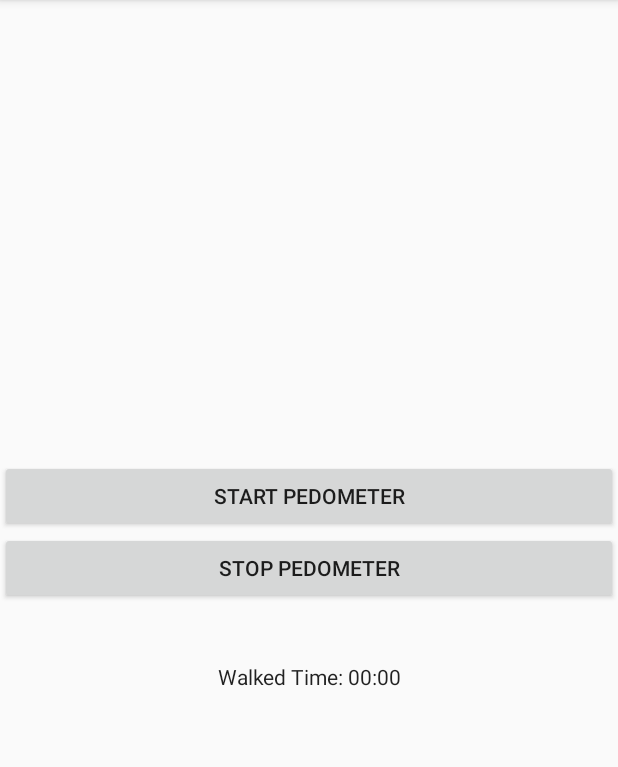
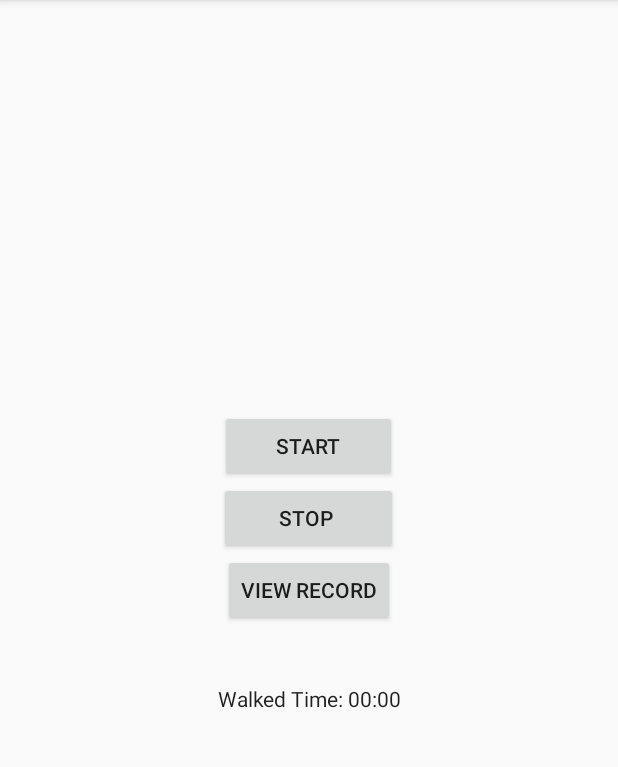
Before and after one commit to tranleminh/StepCounter, an Android app: the screen it shows after launch (MainActivity), on a phone screen of 412 x 824 dp, the part 84-851 px from its top. Run offline under Robolectric (Android 15) with nearby library versions, the phone set to English and light mode, and no system bars.

Commit message:
Update Database. Now can properly insert data

```diff
--- /dev/null
+++ b/app/src/main/java/com/database/DatabaseHelper.java
@@ -0,0 +1,105 @@
+package com.database;
+
+import android.content.ContentValues;
+import android.content.Context;
+import android.database.Cursor;
+import android.database.sqlite.SQLiteDatabase;
+import android.database.sqlite.SQLiteOpenHelper;
+
+
+
+public class DatabaseHelper extends SQLiteOpenHelper {
+
+    public static final int DATABASE_VERSION = 1;
+    public static final String DATABASE_NAME = "record.db";
+    /*public static final String TABLE_NAME = "record";
+    public static final String COL1 = "ID";
+    public static final String COL2 = "Date";
+    public static final String COL3 = "StartTime";
+    public static final String COL4 = "EndTime";
+    public static final String COL5 = "Steps";
+    public static final String COL6 = "Distance";
+    public static final String COL7 = "Duration";
+    public static final String COL8 = "AvgSpeed";*/
+
+    private static final String SQL_CREATE_ENTRIES =
+            "CREATE TABLE " + RecordTab.Record.TABLE_NAME + " (" +
+                    RecordTab.Record._ID + " INTEGER PRIMARY KEY," +
+                    RecordTab.Record.COL2 + " TEXT," +
+                    RecordTab.Record.COL3 + " TEXT," +
+                    RecordTab.Record.COL4 + " TEXT," +
+                    RecordTab.Record.COL5 + " TEXT," +
+                    RecordTab.Record.COL6 + " TEXT," +
+                    RecordTab.Record.COL7 + " TEXT," +
+                    RecordTab.Record.COL8 + " TEXT);";
+
+    private static final String SQL_DELETE_ENTRIES =
+            "DROP TABLE IF EXISTS " + RecordTab.Record.TABLE_NAME;
+
+    public DatabaseHelper(Context context) {
+        super(context, DATABASE_NAME, null, DATABASE_VERSION);
+    }
+
+    /*public Cursor showData() {
+        //DatabaseHelper recordDB = new DatabaseHelper(this);
+        SQLiteDatabase db = db.getWritableDatabase();
+        Cursor data = db.rawQuery("SELECT * FROM " + RecordTab.Record.TABLE_NAME, null);
+        return data;
+    }*/
+
+    @Override
+    public void onCreate(SQLiteDatabase db) {
+        /*String createTable = "CREATE TABLE " + TABLE_NAME + " (ID INTEGER PRIMARY KEY AUTOINCREMENT, " +
+                " Date TEXT)";//, StartTime TEXT, EndTime TEXT, Steps TEXT, Distance TEXT, Duration TEXT, AvgSpeed TEXT)";
+        db.execSQL(createTable);*/
+        db.execSQL(SQL_CREATE_ENTRIES);
+    }
+
+    @Override
+    public void onUpgrade(SQLiteDatabase db, int oldVersion, int newVersion) {
+        db.execSQL(SQL_DELETE_ENTRIES);
+        onCreate(db);
+    }
+
+    public void onDowngrade(SQLiteDatabase db, int oldVersion, int newVersion) {
+        onUpgrade(db, oldVersion, newVersion);
+    }
+
+    /*public boolean addData(String date) {
+        SQLiteDatabase db = this.getReadableDatabase();
+        ContentValues cv = new ContentValues();
+        cv.put(COL2, date);
+
+        long result = db.insert(TABLE_NAME, null, cv);
+        //db.close();
+
+        if (result == -1) {
+            return false;
+        }
+        else {
+            return true;
+        }
+    }*/
+
+    public boolean addData(String date, String starttime, String endtime, String steps, String distance, String duration, String avgspeed) {
+        SQLiteDatabase db = this.getWritableDatabase();
+        ContentValues contentValues = new ContentValues();
+        contentValues.put(RecordTab.Record.COL2, date);
+        contentValues.put(RecordTab.Record.COL3, starttime);
+        contentValues.put(RecordTab.Record.COL4, endtime);
+        contentValues.put(RecordTab.Record.COL5, steps);
+        contentValues.put(RecordTab.Record.COL6, distance);
+        contentValues.put(RecordTab.Record.COL7, duration);
+        contentValues.put(RecordTab.Record.COL8, avgspeed);
+
+        long result = db.insert(RecordTab.Record.TABLE_NAME, null, contentValues);
+        //db.close();
+
+        if (result == -1) {
+            return false;
+        }
+        else {
+            return true;
+        }
+    }
+}
--- a/app/src/main/java/com/functionality/stepcounter/MainActivity.java
+++ b/app/src/main/java/com/functionality/stepcounter/MainActivity.java
@@ -1,5 +1,9 @@
 package com.functionality.stepcounter;
 
+import android.app.AlertDialog;
+import android.content.ContentValues;
+import android.database.Cursor;
+import android.database.sqlite.SQLiteDatabase;
 import android.hardware.Sensor;
 import android.hardware.SensorEvent;
 import android.hardware.SensorEventListener;
@@ -13,9 +17,18 @@ import android.widget.TextView;
 import android.widget.Toast;
 
 import androidx.appcompat.app.AppCompatActivity;
+
+import com.database.DatabaseHelper;
+import com.database.RecordTab;
 import com.functionality.stepdetector.*;
 
 import org.w3c.dom.Text;
+
+import java.text.SimpleDateFormat;
+import java.util.Calendar;
+import java.util.Date;
+
+import static com.database.RecordTab.Record.TABLE_NAME;
 
 
 public class MainActivity extends AppCompatActivity implements SensorEventListener, com.listener.StepListener {
@@ -25,26 +38,102 @@ public class MainActivity extends AppCompatActivity implements SensorEventListen
     private Sensor accel;
     private static final String TEXT_NUM_STEPS = "Number of Steps: ";
     private int numSteps = 0;
+    private int currentTick = 0;
     private double dist = 0;
     private long time = 0;
     private TextView TvSteps;
     private TextView Status;
     private TextView Distance;
+    private TextView Log;
     //private TextView Timing;
     private Button BtnStart;
     private Button BtnStop;
     private Chronometer Timing;
+    private Chronometer CLK;
     private long pauseOffset = 0;
     private boolean running = false;
     private TextView Speed;
     private int speed = 0;
+    private Date start;
+    private Date end;
+    private boolean dateLock = true;
+    private boolean dbLock = true;
+    private Button BtnViewData;
 
+    DatabaseHelper recordDB;// = new DatabaseHelper(this);
+
+    //recordDB = new DatabaseHelper(this);
+
+    /*public boolean addData(String date, String starttime, String endtime, String steps, String distance, String duration, String avgspeed) {
+        DatabaseHelper recordDB = new DatabaseHelper(this);
+        SQLiteDatabase db = recordDB.getWritableDatabase();
+        ContentValues contentValues = new ContentValues();
+        contentValues.put(RecordTab.Record.COL2, date);
+        contentValues.put(RecordTab.Record.COL3, starttime);
+        contentValues.put(RecordTab.Record.COL4, endtime);
+        contentValues.put(RecordTab.Record.COL5, steps);
+        contentValues.put(RecordTab.Record.COL6, distance);
+        contentValues.put(RecordTab.Record.COL7, duration);
+        contentValues.put(RecordTab.Record.COL8, avgspeed);
+
+        long result = db.insert(TABLE_NAME, null, contentValues);
+        //db.close();
+
+        if (result == -1) {
+            return false;
+        } else {
+            return true;
+        }
+    }*/
+
+    /*public Cursor showData() {
+        DatabaseHelper recordDB = new DatabaseHelper(this);
+        SQLiteDatabase db = recordDB.getWritableDatabase();
+        Cursor data = db.rawQuery("SELECT * FROM " + TABLE_NAME, null);
+        return data;
+    }
+
+    public void viewData() {
+        BtnViewData.setOnClickListener(new View.OnClickListener() {
+            @Override
+            public void onClick(View view) {
+                Cursor data = record.showData();
+
+                if (data.getCount() == 0) {
+                    display("Error", "No Data Found!");
+                    return;
+                }
+                StringBuffer buffer = new StringBuffer();
+                while(data.moveToNext()) {
+                    buffer.append("Date: " + data.getString(1) + "\n");
+                    buffer.append("Start: " + data.getString(2) + "\n");
+                    buffer.append("End: " + data.getString(3) + "\n");
+                    buffer.append("Steps: " + data.getString(4) + "\n");
+                    buffer.append("Distance: " + data.getString(5) + "\n");
+                    buffer.append("Duration: " + data.getString(6) + "\n");
+                    buffer.append("AvgSpeed: " + data.getString(7) + "\n");
+                    buffer.append("--------------------------------------\n");
+
+                    display("All Stored Data:", buffer.toString());
+                }
+            }
+        });
+    }
+
+    public void display(String title, String message) {
+        AlertDialog.Builder builder = new AlertDialog.Builder(this);
+        builder.setCancelable(true);
+        builder.setTitle(title);
+        builder.setMessage(message);
+        builder.show();
+    }*/
 
     @Override
     protected void onCreate(Bundle savedInstanceState) {
         super.onCreate(savedInstanceState);
         setContentView(R.layout.activity_main);
 
+        recordDB = new DatabaseHelper(this);
 
         // Get an instance of the SensorManager
         sensorManager = (SensorManager) getSystemService(SENSOR_SERVICE);
@@ -58,16 +147,62 @@ public class MainActivity extends AppCompatActivity implements SensorEventListen
         BtnStart = (Button) findViewById(R.id.btn_start);
         BtnStop = (Button) findViewById(R.id.btn_stop);
 
+        BtnViewData = (Button) findViewById(R.id.btn_db);
+
+        Log = (TextView) findViewById(R.id.log);
+
         Timing = (Chronometer) findViewById(R.id.timer);
         Timing.setFormat("Walked Time: %s");
         Timing.setBase(SystemClock.elapsedRealtime());
 
-        Timing.setOnChronometerTickListener(new Chronometer.OnChronometerTickListener() {
+        CLK = (Chronometer) findViewById(R.id.clk);
+
+        CLK.setBase(SystemClock.elapsedRealtime());
+        CLK.start();
+
+        //viewData();;
+
+        CLK.setOnChronometerTickListener(new Chronometer.OnChronometerTickListener() {
             @Override
             public void onChronometerTick(Chronometer chronometer) {
-                time = SystemClock.elapsedRealtime() - Timing.getBase();
-                speed = (int)(dist/((double)time/1000)*3.6);
-                Speed.setText("Walking speed : " + speed + "km/h");
+                SimpleDateFormat df = new SimpleDateFormat("hh:mm:ss");
+                SimpleDateFormat date = new SimpleDateFormat("EEE, dd MM YYYY");
+
+                //Date start = Calendar.getInstance().getTime();
+                //Date end;
+                if (currentTick < numSteps) {
+                    if (!dateLock) {
+                        start = Calendar.getInstance().getTime();
+                        dateLock = true;
+                    }
+                    startChrono();
+                    time = SystemClock.elapsedRealtime() - Timing.getBase();
+                    speed = (int) (dist / ((double) time / 1000) * 3.6);
+                    Speed.setText("Walking speed : " + speed + "km/h");
+                    currentTick+= 2;
+                    dbLock = false;
+                }
+                else {
+                    stopChrono();
+                    if (dateLock) {
+                        end = Calendar.getInstance().getTime();
+                        dateLock = false;
+                    }
+                    if (start != null) {
+                        Log.setText("Today is " + date.format(start) +", User walks from " + df.format(start) + " to " + df.format(end) + " for " + Double.toString(speed) + " km/h");
+                        if (!dbLock) {
+                            boolean insertData = recordDB.addData(date.format(start), df.format(start), df.format(end), Integer.toString(numSteps), Double.toString(dist) + "m", Double.toString(time/1000f) + "s", Double.toString(speed) + "km/h");
+                            if (insertData) {
+                                Toast.makeText(MainActivity.this, "New Data Inserted!", Toast.LENGTH_LONG).show();
+                            }
+                            else {
+                                Toast.makeText(MainActivity.this, "Failed to insert new data", Toast.LENGTH_LONG).show();
+                            }
+                            dbLock = true;
+                        }
+                    }
+
+                }
             }
         });
 
@@ -85,6 +220,7 @@ public class MainActivity extends AppCompatActivity implements SensorEventListen
                     numSteps = 0;
                     dist = 0;
                     speed = 0;
+                    currentTick = 0;
                     resetChrono();
                 }
                 //chrono.start();
@@ -135,30 +271,6 @@ public class MainActivity extends AppCompatActivity implements SensorEventListen
         pauseOffset = 0;
     }
 
-    /*private String timeConv (int time) {
-        String res = "";
-        int sec = 0;
-        int min = 0;
-        int hr = 0;
-        if (time < 60) {
-            res += time + "s";
-        }
-        else {
-            if (60 <= time && time < 3600) {
-                min = time/60;
-                sec = time%60;
-                res += min + "m" + sec + "s";
-            }
-            else {
-                hr = time/3600;
-                min = (time%3600)/60;
-                sec = (time%3600)%60;
-                res += hr + "h" + min + "m" + sec + "s";
-            }
-        }
-        return res;
-    }*/
-
     @Override
     public void onAccuracyChanged(Sensor sensor, int accuracy) {
     }
@@ -184,6 +296,7 @@ public class MainActivity extends AppCompatActivity implements SensorEventListen
         else {
             Distance.setText("Walked distance : " + dist / 1000f + "km");
         }
+        //+startChrono();
     }
 
 
--- a/app/src/main/res/layout/activity_main.xml
+++ b/app/src/main/res/layout/activity_main.xml
@@ -17,19 +17,24 @@
 
     <Button
         android:id="@+id/btn_start"
-        android:layout_width="match_parent"
+        android:layout_width="118dp"
         android:layout_height="wrap_content"
-        android:text="Start Pedometer"
         android:onClick="startChrono"
-        />
+        android:text="Start" />
 
     <Button
         android:id="@+id/btn_stop"
-        android:layout_width="match_parent"
+        android:layout_width="119dp"
         android:layout_height="wrap_content"
-        android:text="Stop Pedometer"
         android:onClick="stopChrono"
-        />
+        android:text="Stop " />
+
+    <Button
+        android:id="@+id/btn_db"
+        android:layout_width="wrap_content"
+        android:layout_height="wrap_content"
+        android:onClick="startChrono"
+        android:text="View Record" />
 
     <TextView
         android:id="@+id/status"
@@ -55,4 +60,17 @@
         android:layout_height="wrap_content"
         android:gravity="center" />
 
+    <TextView
+        android:id="@+id/log"
+        android:layout_width="match_parent"
+        android:layout_height="wrap_content"
+        android:gravity="center" />
+
+    <Chronometer
+        android:id="@+id/clk"
+        android:layout_width="match_parent"
+        android:layout_height="wrap_content"
+        android:gravity="center"
+        android:visibility="gone" />
+
 </LinearLayout>
```
Also changed, not shown: app/src/main/java/com/database/RecordTab.java (added, +19 -0 lines).
